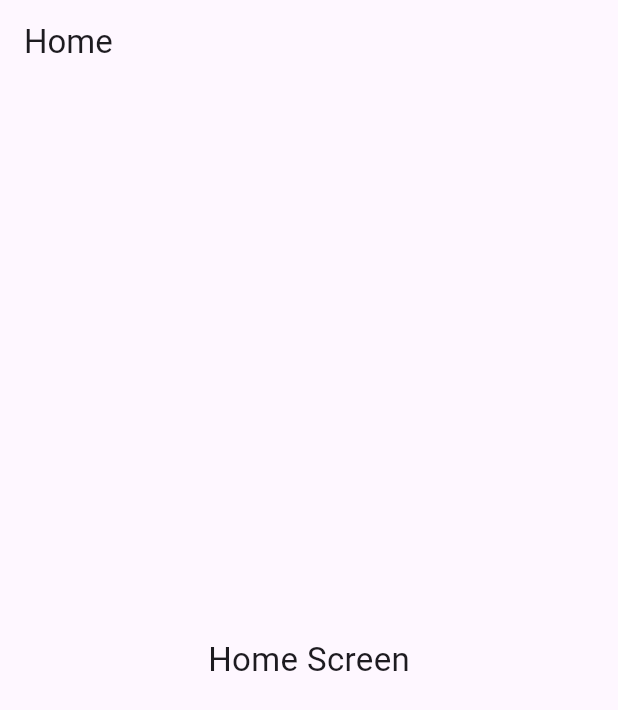
After one commit to Yousef-Ashraf01/smart_queue, a Flutter app: the screen it shows after launch, on a phone screen of 412 x 824 dp. The commit adds this screen. Shown: the top 710 px of the screen. Run offline on Flutter 3.47's test engine with Material 3 defaults, Android fonts, the phone set to English and light mode, and no system bars.

Commit message:
create app structure and create home screen

```diff
--- /dev/null
+++ b/lib/features/home/presentation/view/home_screen.dart
@@ -0,0 +1,13 @@
+import 'package:flutter/material.dart';
+
+class HomeScreen extends StatelessWidget {
+  const HomeScreen({super.key});
+
+  @override
+  Widget build(BuildContext context) {
+    return Scaffold(
+      appBar: AppBar(title: Text("Home")),
+      body: Center(child: Text("Home Screen", style: TextStyle(fontSize: 22))),
+    );
+  }
+}
```
Also changed, not shown: lib/main.dart (+2 -6 lines), 1 other file.
